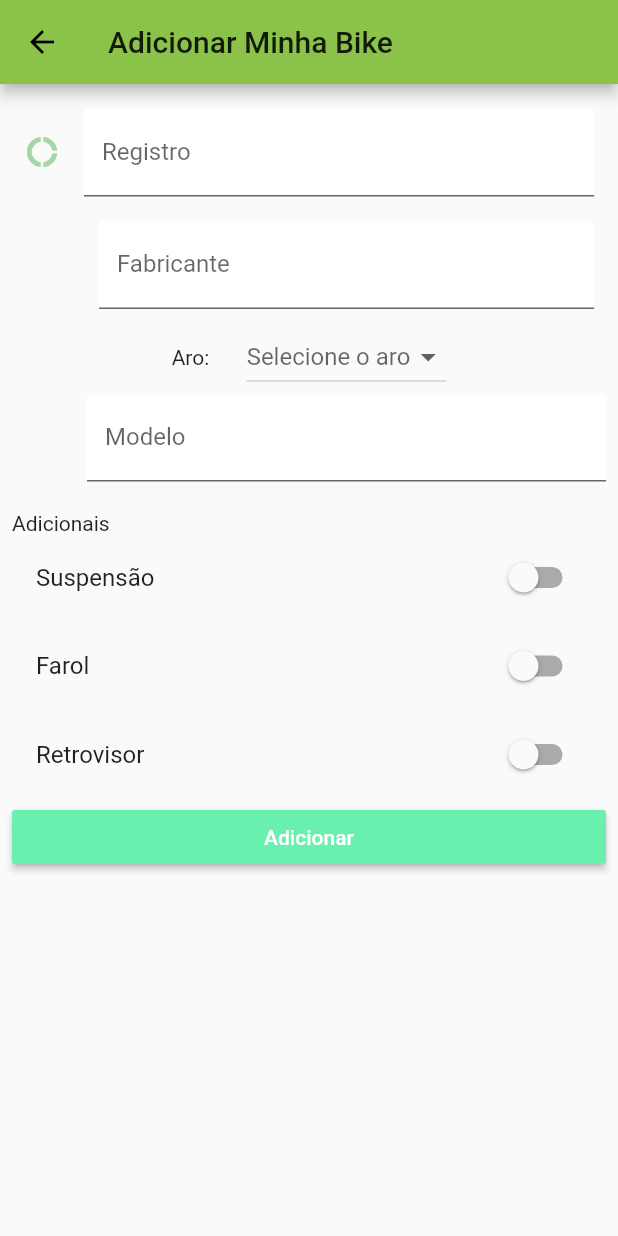
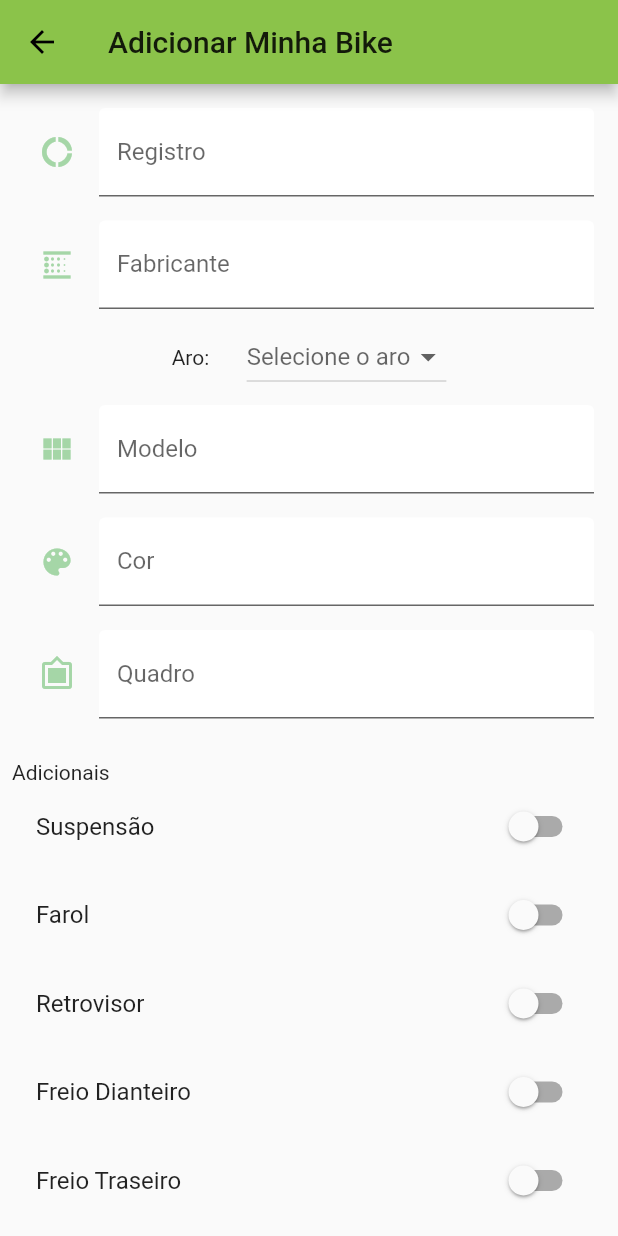
Before and after one commit to camzp/ciclo-helper, a Flutter app: the MyBikeEditForm screen opened directly, on a phone screen of 412 x 824 dp. Run offline on Flutter 3.47's test engine with Material 2 defaults, Android fonts, the phone set to English and light mode, and no system bars; our stand-ins replace bloc, cloud_firestore, equatable, firebase_auth, flutter_bloc, flutter_html and 6 more; accounts and stored records are empty.

Commit message:
adicionando campos na criação de bike

```diff
--- a/lib/home_page.dart
+++ b/lib/home_page.dart
@@ -5,7 +5,7 @@ import 'package:ciclo_helper/maps_page.dart';
 import 'package:flutter/material.dart';
 import 'package:flutter_bloc/flutter_bloc.dart';
 
-import 'My_Bike/my_bike_list_page.dart';
+import 'my_bike/my_bike_list_page.dart';
 
 class HomePage extends StatelessWidget {
   final String name;
--- a/lib/keys.dart
+++ b/lib/keys.dart
@@ -9,4 +9,8 @@ class LocalKeys {
   static final modelField = const Key('__modelField__');
   static final suspensionField = const Key('__suspensionField__');
   static final mirrorField = const Key('__mirrorField__');
+  static final colorField = const Key('__colorField__');
+  static final frameField = const Key('__frameField__');
+  static final frontBrakeField = const Key('__frontBrakeField__');
+  static final rearBrakeField = const Key('__rearBrakeField__');
 }
--- a/lib/login/create_account_button.dart
+++ b/lib/login/create_account_button.dart
@@ -1,6 +1,6 @@
 import 'package:ciclo_helper/user_repository.dart';
 import 'package:flutter/material.dart';
-import 'package:ciclo_helper/Register/register.dart';
+import 'package:ciclo_helper/register/register.dart';
 
 
 
--- a/lib/model/bike.dart
+++ b/lib/model/bike.dart
@@ -4,13 +4,14 @@ class Bike {
   String color;
 
   String frame;
-  String shock_absorber;
-  String frontBrake;
-  String rearBrake;
+
 
   bool suspension;
   bool headlight;
   bool mirror;
+  bool frontBrake;
+  bool rearBrake;
+  bool shockAbsorber;
 
   String brand;
   String wheel;
--- a/lib/model/my_bike.dart
+++ b/lib/model/my_bike.dart
@@ -9,10 +9,9 @@ class MyBike extends Equatable {
   final String color;
 
   final String frame;
-  final String shock_absorber;
-  final String frontBrake;
-  final String rearBrake;
-
+  final bool frontBrake;
+  final bool rearBrake;
+  final bool shockAbsorber;
   final bool suspension;
   final bool headlight;
   final bool mirror;
@@ -27,7 +26,7 @@ class MyBike extends Equatable {
     @required this.reg,
     @required this.color,
     @required this.frame,
-    @required this.shock_absorber,
+    @required this.shockAbsorber,
     @required this.frontBrake,
     @required this.rearBrake,
     @required this.suspension,
@@ -44,7 +43,7 @@ class MyBike extends Equatable {
       'reg' : reg,
       'color' : color,
       'frame' : frame,
-      'absorber' : shock_absorber,
+      'absorber' : shockAbsorber,
       'frontBrake' : frontBrake,
       'rearBrake' : rearBrake,
       'supensao' : suspension,
@@ -61,7 +60,7 @@ class MyBike extends Equatable {
       reg: map['reg'],
       color: map['color'],
       frame: map['frame'],
-      shock_absorber: map['absorber'],
+      shockAbsorber: map['absorber'],
       frontBrake: map['frontBrake'],
       rearBrake: map['rearBrake'],
       suspension: map['suspension'],
@@ -74,6 +73,6 @@ class MyBike extends Equatable {
   }
 
   @override
-  List<Object> get props => [pressure, reg, color, frame, shock_absorber, frontBrake, rearBrake, suspension, headlight, mirror, brand, wheel, model];
+  List<Object> get props => [pressure, reg, color, frame, shockAbsorber, frontBrake, rearBrake, suspension, headlight, mirror, brand, wheel, model];
 
 }
--- a/lib/my_bike/my_bike_dao.dart
+++ b/lib/my_bike/my_bike_dao.dart
@@ -68,7 +68,7 @@ class MyBikeDao {
       reg: recordSnapshot['reg'],
       color: recordSnapshot['color'],
       frame: recordSnapshot['frame'],
-      shock_absorber: recordSnapshot['shock_absorber'],
+      shockAbsorber: recordSnapshot['shock_absorber'],
       frontBrake: recordSnapshot['frontBrake'],
       rearBrake: recordSnapshot['rearBrake'],
       suspension: recordSnapshot['suspension'],
--- a/lib/my_bike/my_bike_edit_form.dart
+++ b/lib/my_bike/my_bike_edit_form.dart
@@ -4,7 +4,6 @@ import 'package:ciclo_helper/my_bike/my_bike.dart';
 import 'package:flutter/cupertino.dart';
 import 'package:flutter/material.dart';
 import 'package:flutter_bloc/flutter_bloc.dart';
-
 import '../keys.dart';
 
 typedef OnSaveCallback = Function(MyBike myBike);
@@ -40,6 +39,9 @@ class _MyBikeEditFormState extends State<MyBikeEditForm> {
     bike.wheel = widget?.myBike?.wheel ?? '26';
     bike.suspension = widget?.myBike?.suspension ?? false;
     bike.mirror = (((widget)?.myBike)?.mirror) ?? false;
+    bike.frontBrake = (((widget)?.myBike)?.frontBrake) ?? false;
+    bike.rearBrake = (((widget)?.myBike)?.rearBrake) ?? false;
+    bike.shockAbsorber = (((widget)?.myBike)?.shockAbsorber) ?? false;
     print(bike.mirror.toString() + 'Iniciando o estado');
   }
 
@@ -47,13 +49,13 @@ class _MyBikeEditFormState extends State<MyBikeEditForm> {
   String _brand;
   String _wheel;
   String _model;
-  bool _suspension = false;
-  bool _headlight = false;
-  bool _mirror = false;
+  String _color;
+  String _frame;
 
   @override
   Widget build(BuildContext context) {
     return Scaffold(
+
       floatingActionButton: isShowing
           ? FloatingActionButton(
               onPressed: () => Navigator.push(
@@ -86,17 +88,24 @@ class _MyBikeEditFormState extends State<MyBikeEditForm> {
           }
         }()),
       ),
-      body: Padding(
+
+      body:
+
+      Padding(
         padding: const EdgeInsets.all(8.0),
-        child: Form(
+        child:  SingleChildScrollView(
           key: _formKey,
-          child: Column(
+          child:
+          Column(
             crossAxisAlignment: CrossAxisAlignment.stretch,
             children: <Widget>[
-              SizedBox(
-                width: 100,
-                child: Padding(
-                  padding: const EdgeInsets.all(8.0),
+             Row(
+                mainAxisAlignment: MainAxisAlignment.start,
+                children: <Widget>[
+                  SizedBox(width: 10),
+                  Expanded(
+                    child: Padding(
+                      padding: const EdgeInsets.all(8.0),
                   child: TextFormField(
                     key: LocalKeys.regField,
                     initialValue:
@@ -112,14 +121,17 @@ class _MyBikeEditFormState extends State<MyBikeEditForm> {
                       labelText: 'Registro',
                       fillColor: isShowing ? Colors.grey : Colors.white,
                       filled: true,
+                        ),
+                      ),
                     ),
-                  ),
-                ),
+                  )
+                ],
               ),
+
               Row(
                 mainAxisAlignment: MainAxisAlignment.center,
                 children: <Widget>[
-                  SizedBox(width: 50),
+                  SizedBox(width: 10),
                   Expanded(
                     child: Padding(
                       padding: const EdgeInsets.all(8.0),
@@ -132,6 +144,10 @@ class _MyBikeEditFormState extends State<MyBikeEditForm> {
                         autovalidate: true,
                         autocorrect: false,
                         decoration: InputDecoration(
+                          icon: Icon(
+                          Icons.blur_linear,
+                          color: Colors.green[200],
+                          ),
                           labelText: 'Fabricante',
                           fillColor: isShowing ? Colors.grey : Colors.white,
                           filled: true,
@@ -174,10 +190,12 @@ class _MyBikeEditFormState extends State<MyBikeEditForm> {
                 ],
               ),
               Row(
-                mainAxisAlignment: MainAxisAlignment.center,
+                mainAxisAlignment: MainAxisAlignment.start,
                 children: <Widget>[
-                  SizedBox(width: 50),
+                  SizedBox(width: 10),
                   Expanded(
+                    child: Padding(
+                      padding: const EdgeInsets.all(8.0),
                     child: TextFormField(
                       key: LocalKeys.modelField,
                       initialValue:
@@ -187,10 +205,73 @@ class _MyBikeEditFormState extends State<MyBikeEditForm> {
                       autovalidate: true,
                       autocorrect: false,
                       decoration: InputDecoration(
+                        icon: Icon(
+                          Icons.view_module,
+                          color: Colors.green[200],
+                          ),
                         labelText: "Modelo",
                         fillColor: isShowing ? Colors.grey : Colors.white,
                         filled: true,
                       ),
+                    ),
+                  ),
+                  ),
+                ],
+              ),
+              Row(
+                mainAxisAlignment: MainAxisAlignment.center,
+                children: <Widget>[
+                  SizedBox(width: 10),
+                  Expanded(
+                     child: Padding(
+                      padding: const EdgeInsets.all(8.0),
+                    child: TextFormField(
+                      key: LocalKeys.colorField,
+                      initialValue:
+                          isShowing || isEditing ? widget.myBike.color : '',
+                      onSaved: (color) => _color = color,
+                      readOnly: isShowing,
+                      autovalidate: true,
+                      autocorrect: false,
+                      decoration: InputDecoration(icon: Icon(
+                          Icons.color_lens,
+                          color: Colors.green[200],
+                          ),
+                        labelText: "Cor",
+                        fillColor: isShowing ? Colors.grey : Colors.white,
+                        filled: true,
+                      ),
+                    ),
+                  ),
+                  ),
+                ],
+              ),
+              Row(
+                mainAxisAlignment: MainAxisAlignment.center,
+                children: <Widget>[
+                  SizedBox(width: 10),
+                  Expanded(
+                    child: Padding(
+                      padding: const EdgeInsets.all(8.0),
+                    child: TextFormField(
+                      key: LocalKeys.frameField,
+                      initialValue:
+                          isShowing || isEditing ? widget.myBike.frame : '',
+                      onSaved: (frame) => _frame = frame,
+                      readOnly: isShowing,
+                      autovalidate: true,
+                      autocorrect: false,
+                      decoration: InputDecoration(icon: Icon(
+                          Icons.filter_frames,
+                          color: Colors.green[200],
+                          ),
+
+                        labelText: "Quadro",
+
+                        fillColor: isShowing ? Colors.grey : Colors.white,
+                        filled: true,
+                      ),
+                    ),
                     ),
                   ),
                 ],
@@ -241,6 +322,35 @@ class _MyBikeEditFormState extends State<MyBikeEditForm> {
               SizedBox(
                 height: 3.0,
               ),
+                SwitchListTile(
+                  key: LocalKeys.frontBrakeField,
+                  title: Text('Freio Dianteiro'),
+                  value: bike.frontBrake,
+                  onChanged: isShowing
+                      ? null
+                      : (bool val) {
+                          setState(() {
+                            bike.frontBrake = val;
+                          });
+                        }),
+              SizedBox(
+                height: 3.0,
+              ),
+                SwitchListTile(
+                  key: LocalKeys.rearBrakeField,
+                  title: Text('Freio Traseiro'),
+                  value: bike.rearBrake,
+                  onChanged: isShowing
+                      ? null
+                      : (bool val) {
+                          setState(() {
+                            bike.rearBrake = val;
+                          });
+                        }),
+              SizedBox(
+                height: 3.0,
+              ),
+
               isShowing
                   ? Container()
                   : RaisedButton(
@@ -254,16 +364,15 @@ class _MyBikeEditFormState extends State<MyBikeEditForm> {
                         MyBike _newBike = MyBike(
                           reg: _reg ?? '',
                           brand: _brand ?? '',
-                          color: "Padrão",
-                          frame: "Padrão",
-                          frontBrake: "Padrão",
+                          color: _color ?? '',
+                          frame: _frame ?? '',
+                          frontBrake: bike.frontBrake,
                           headlight: bike.headlight ,
                           mirror: bike.mirror ,
                           model: _model ?? '',
                           pressure: 50,
-                          rearBrake: "Padrão",
+                          rearBrake: bike.rearBrake,
                           suspension: bike.suspension,
-                          shock_absorber: "Padrão",
                           wheel: _wheel ?? (widget.myBike.wheel ?? ''),
                         );
                         widget.onSave(_newBike);
--- a/lib/register/register_bloc/register_bloc.dart
+++ b/lib/register/register_bloc/register_bloc.dart
@@ -4,7 +4,7 @@ import 'package:ciclo_helper/user_repository.dart';
 import 'package:ciclo_helper/validators.dart';
 import 'package:meta/meta.dart';
 import 'package:rxdart/rxdart.dart';
-import 'package:ciclo_helper/Register/register.dart';
+import 'package:ciclo_helper/register/register.dart';
 
 
 
```
Also changed, not shown: 1 other file.
